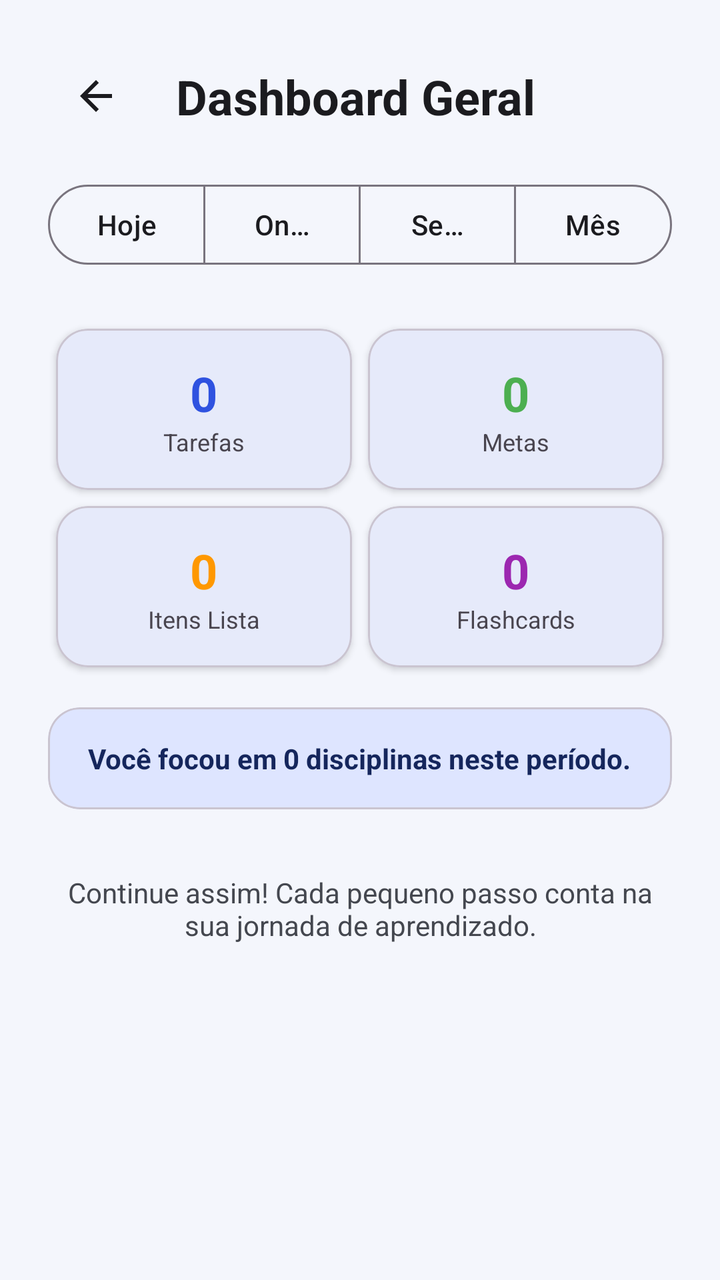
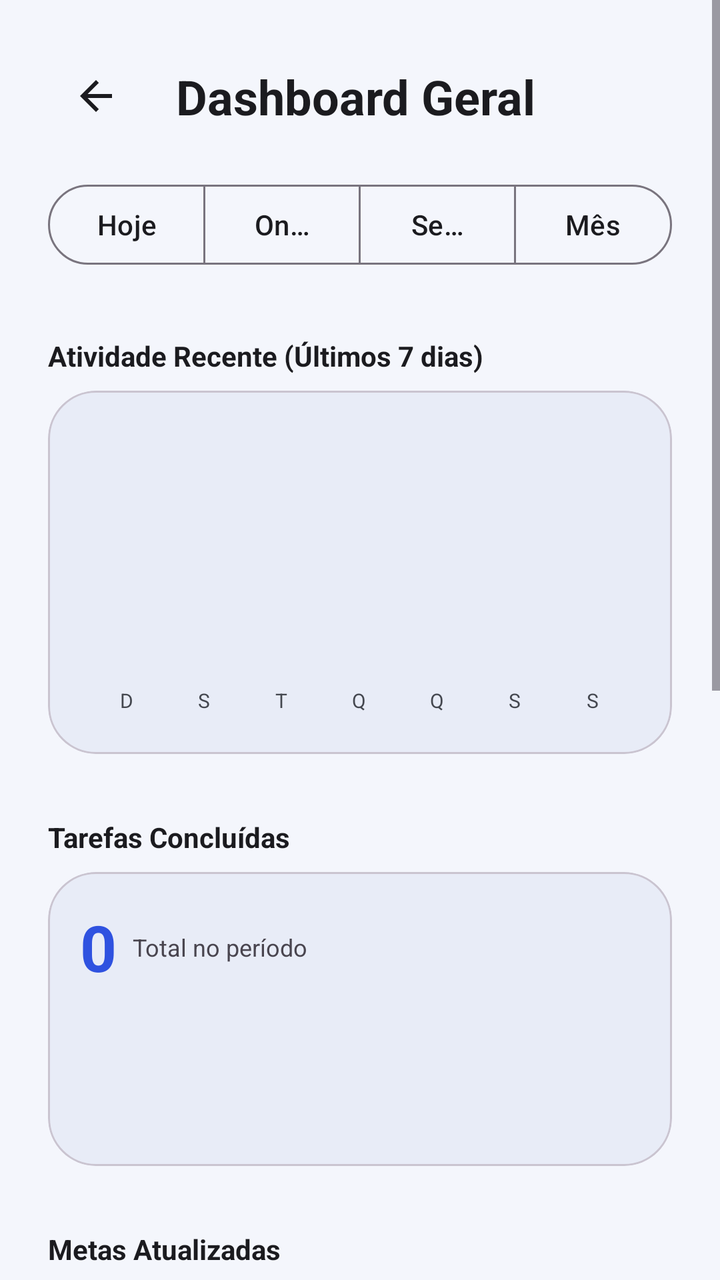

An Android layout rendered at two revisions. The XML below is the earlier revision; the diff shows what the commit changed to produce the second picture.
<!-- AndroidManifest.xml: application theme Theme.StudyFlow -->
<!-- res/layout/fragment_dashboard.xml -->
<?xml version="1.0" encoding="utf-8"?>
<ScrollView xmlns:android="http://schemas.android.com/apk/res/android"
    xmlns:app="http://schemas.android.com/apk/res-auto"
    xmlns:tools="http://schemas.android.com/tools"
    android:layout_width="match_parent"
    android:layout_height="match_parent"
    android:background="?attr/colorSurface"
    android:fillViewport="true">

    <androidx.constraintlayout.widget.ConstraintLayout
        android:layout_width="match_parent"
        android:layout_height="wrap_content"
        android:padding="24dp">

        <ImageButton
            android:id="@+id/btnVoltarDashboard"
            android:layout_width="48dp"
            android:layout_height="48dp"
            android:background="?attr/selectableItemBackgroundBorderless"
            android:src="@drawable/seta_voltar"
            app:layout_constraintStart_toStartOf="parent"
            app:layout_constraintTop_toTopOf="parent"
            app:tint="?attr/colorOnSurface" />

        <TextView
            android:id="@+id/lblTituloDashboard"
            android:layout_width="wrap_content"
            android:layout_height="wrap_content"
            android:layout_marginStart="16dp"
            android:text="Dashboard Geral"
            android:textColor="?attr/colorOnSurface"
            android:textSize="24sp"
            android:textStyle="bold"
            app:layout_constraintBottom_toBottomOf="@+id/btnVoltarDashboard"
            app:layout_constraintStart_toEndOf="@+id/btnVoltarDashboard"
            app:layout_constraintTop_toTopOf="@+id/btnVoltarDashboard" />

        
        <com.google.android.material.button.MaterialButtonToggleGroup
            android:id="@+id/toggleGroupPeriodo"
            android:layout_width="match_parent"
            android:layout_height="wrap_content"
            android:layout_marginTop="24dp"
            app:layout_constraintTop_toBottomOf="@+id/lblTituloDashboard"
            app:singleSelection="true"
            app:selectionRequired="true">

            <Button
                android:id="@+id/btnPeriodoHoje"
                style="?attr/materialButtonOutlinedStyle"
                android:layout_width="0dp"
                android:layout_height="wrap_content"
                android:layout_weight="1"
                android:text="Hoje" />

            <Button
                android:id="@+id/btnPeriodoOntem"
                style="?attr/materialButtonOutlinedStyle"
                android:layout_width="0dp"
                android:layout_height="wrap_content"
                android:layout_weight="1"
                android:text="Ontem" />

            <Button
                android:id="@+id/btnPeriodoSemana"
                style="?attr/materialButtonOutlinedStyle"
                android:layout_width="0dp"
                android:layout_height="wrap_content"
                android:layout_weight="1"
                android:text="Semana" />

            <Button
                android:id="@+id/btnPeriodoMes"
                style="?attr/materialButtonOutlinedStyle"
                android:layout_width="0dp"
                android:layout_height="wrap_content"
                android:layout_weight="1"
                android:text="Mês" />
        </com.google.android.material.button.MaterialButtonToggleGroup>

        
        <GridLayout
            android:id="@+id/gridResumo"
            android:layout_width="match_parent"
            android:layout_height="wrap_content"
            android:layout_marginTop="24dp"
            android:columnCount="2"
            android:rowCount="2"
            app:layout_constraintTop_toBottomOf="@+id/toggleGroupPeriodo">

            
            <com.google.android.material.card.MaterialCardView
                android:layout_width="0dp"
                android:layout_height="wrap_content"
                android:layout_columnWeight="1"
                android:layout_margin="4dp"
                app:cardCornerRadius="16dp"
                app:cardElevation="2dp">
                <LinearLayout
                    android:layout_width="match_parent"
                    android:layout_height="wrap_content"
                    android:orientation="vertical"
                    android:padding="16dp"
                    android:gravity="center">
                    <TextView
                        android:id="@+id/txtCountTarefas"
                        android:layout_width="wrap_content"
                        android:layout_height="wrap_content"
                        android:text="0"
                        android:textSize="24sp"
                        android:textStyle="bold"
                        android:textColor="?attr/colorPrimary" />
                    <TextView
                        android:layout_width="wrap_content"
                        android:layout_height="wrap_content"
                        android:text="Tarefas"
                        android:textSize="12sp" />
                </LinearLayout>
            </com.google.android.material.card.MaterialCardView>

            
            <com.google.android.material.card.MaterialCardView
                android:layout_width="0dp"
                android:layout_height="wrap_content"
                android:layout_columnWeight="1"
                android:layout_margin="4dp"
                app:cardCornerRadius="16dp"
                app:cardElevation="2dp">
                <LinearLayout
                    android:layout_width="match_parent"
                    android:layout_height="wrap_content"
                    android:orientation="vertical"
                    android:padding="16dp"
                    android:gravity="center">
                    <TextView
                        android:id="@+id/txtCountMetas"
                        android:layout_width="wrap_content"
                        android:layout_height="wrap_content"
                        android:text="0"
                        android:textSize="24sp"
                        android:textStyle="bold"
                        android:textColor="#4CAF50" />
                    <TextView
                        android:layout_width="wrap_content"
                        android:layout_height="wrap_content"
                        android:text="Metas"
                        android:textSize="12sp" />
                </LinearLayout>
            </com.google.android.material.card.MaterialCardView>

            
            <com.google.android.material.card.MaterialCardView
                android:layout_width="0dp"
                android:layout_height="wrap_content"
                android:layout_columnWeight="1"
                android:layout_margin="4dp"
                app:cardCornerRadius="16dp"
                app:cardElevation="2dp">
                <LinearLayout
                    android:layout_width="match_parent"
                    android:layout_height="wrap_content"
                    android:orientation="vertical"
                    android:padding="16dp"
                    android:gravity="center">
                    <TextView
                        android:id="@+id/txtCountChecklists"
                        android:layout_width="wrap_content"
                        android:layout_height="wrap_content"
                        android:text="0"
                        android:textSize="24sp"
                        android:textStyle="bold"
                        android:textColor="#FF9800" />
                    <TextView
                        android:layout_width="wrap_content"
                        android:layout_height="wrap_content"
                        android:text="Itens Lista"
                        android:textSize="12sp" />
                </LinearLayout>
            </com.google.android.material.card.MaterialCardView>

            
            <com.google.android.material.card.MaterialCardView
                android:layout_width="0dp"
                android:layout_height="wrap_content"
                android:layout_columnWeight="1"
                android:layout_margin="4dp"
                app:cardCornerRadius="16dp"
                app:cardElevation="2dp">
                <LinearLayout
                    android:layout_width="match_parent"
                    android:layout_height="wrap_content"
                    android:orientation="vertical"
                    android:padding="16dp"
                    android:gravity="center">
                    <TextView
                        android:id="@+id/txtCountFlashcards"
                        android:layout_width="wrap_content"
                        android:layout_height="wrap_content"
                        android:text="0"
                        android:textSize="24sp"
                        android:textStyle="bold"
                        android:textColor="#9C27B0" />
                    <TextView
                        android:layout_width="wrap_content"
                        android:layout_height="wrap_content"
                        android:text="Flashcards"
                        android:textSize="12sp" />
                </LinearLayout>
            </com.google.android.material.card.MaterialCardView>
        </GridLayout>

        
        <com.google.android.material.card.MaterialCardView
            android:id="@+id/cardTotalMaterias"
            android:layout_width="match_parent"
            android:layout_height="wrap_content"
            android:layout_marginTop="16dp"
            app:cardCornerRadius="16dp"
            app:cardElevation="0dp"
            app:cardBackgroundColor="?attr/colorSecondaryContainer"
            app:layout_constraintTop_toBottomOf="@+id/gridResumo">
            <LinearLayout
                android:layout_width="match_parent"
                android:layout_height="wrap_content"
                android:padding="16dp"
                android:gravity="center">
                <TextView
                    android:id="@+id/txtMateriasEstudadas"
                    android:layout_width="wrap_content"
                    android:layout_height="wrap_content"
                    android:text="Você focou em 0 disciplinas neste período."
                    android:textColor="?attr/colorOnSecondaryContainer"
                    android:textStyle="bold" />
            </LinearLayout>
        </com.google.android.material.card.MaterialCardView>

        
        <TextView
            android:id="@+id/txtMensagemMotivacional"
            android:layout_width="match_parent"
            android:layout_height="wrap_content"
            android:layout_marginTop="32dp"
            android:gravity="center"
            android:text="Continue assim! Cada pequeno passo conta na sua jornada de aprendizado."
            android:textColor="?attr/colorOnSurfaceVariant"
            android:textSize="14sp"
            android:fontStyle="italic"
            app:layout_constraintTop_toBottomOf="@+id/cardTotalMaterias" />

    </androidx.constraintlayout.widget.ConstraintLayout>
</ScrollView>
<!-- resources referenced by this layout -->
<resources>
  <!-- drawable seta_voltar (drawable) -->
  <vector xmlns:android="http://schemas.android.com/apk/res/android" android:autoMirrored="true" android:height="24dp" android:tint="#000000" android:viewportHeight="24" android:viewportWidth="24" android:width="24dp">
        
      <path android:fillColor="?attr/colorOutline" android:pathData="M20,11H7.83l5.59,-5.59L12,4l-8,8 8,8 1.41,-1.41L7.83,13H20v-2z"/>
      
  </vector>
  <style name="Theme.StudyFlow" parent="Base.Theme.StudyFlow" />
  <style name="Base.Theme.StudyFlow" parent="Theme.Material3.DayNight.NoActionBar">
          
          <item name="colorPrimary">@color/primary</item>
          <item name="colorOnPrimary">@color/onPrimary</item>
          <item name="colorPrimaryContainer">@color/primaryContainer</item>
          <item name="colorOnPrimaryContainer">@color/onPrimaryContainer</item>
  
          
          <item name="colorSecondary">@color/secondary</item>
          <item name="colorOnSecondary">@color/onSecondary</item>
          <item name="colorSecondaryContainer">@color/secondaryContainer</item>
          <item name="colorOnSecondaryContainer">@color/onSecondaryContainer</item>
  
          
          <item name="android:windowBackground">@color/background</item>
          <item name="colorSurface">@color/surface</item>
          <item name="colorOnSurface">@color/onSurface</item>
          <item name="colorSurfaceVariant">@color/surfaceVariant</item>
          <item name="colorOnSurfaceVariant">@color/onSurfaceVariant</item>
  
          
          <item name="android:statusBarColor">?attr/colorSurface</item>
          <item name="android:windowLightStatusBar">true</item>
      </style>
  <color name="primary">#2F52E0</color>
  <color name="onPrimary">#FFFFFF</color>
  <color name="primaryContainer">#DCE5FF</color>
  <color name="onPrimaryContainer">#102A73</color>
  <color name="secondary">#5468A9</color>
  <color name="onSecondary">#FFFFFF</color>
  <color name="secondaryContainer">#DEE5FF</color>
  <color name="onSecondaryContainer">#15265C</color>
  <color name="background">#F4F6FC</color>
  <color name="surface">#F4F6FC</color>
  <color name="onSurface">#1B1B1F</color>
  <color name="surfaceVariant">#E8ECF7</color>
  <color name="onSurfaceVariant">#44474F</color>
</resources>

<!-- the commit's change to res/layout/fragment_dashboard.xml (unified diff, before → after) -->
@@ -79,146 +79,284 @@
         </com.google.android.material.button.MaterialButtonToggleGroup>
 
         
-        <GridLayout
-            android:id="@+id/gridResumo"
-            android:layout_width="match_parent"
-            android:layout_height="wrap_content"
-            android:layout_marginTop="24dp"
-            android:columnCount="2"
-            android:rowCount="2"
-            app:layout_constraintTop_toBottomOf="@+id/toggleGroupPeriodo">
-
-            
-            <com.google.android.material.card.MaterialCardView
-                android:layout_width="0dp"
-                android:layout_height="wrap_content"
-                android:layout_columnWeight="1"
-                android:layout_margin="4dp"
-                app:cardCornerRadius="16dp"
-                app:cardElevation="2dp">
-                <LinearLayout
-                    android:layout_width="match_parent"
-                    android:layout_height="wrap_content"
-                    android:orientation="vertical"
-                    android:padding="16dp"
-                    android:gravity="center">
+        <TextView
+            android:id="@+id/lblAtividadeGeral"
+            android:layout_width="wrap_content"
+            android:layout_height="wrap_content"
+            android:layout_marginTop="32dp"
+            android:text="Atividade Recente (Últimos 7 dias)"
+            android:textStyle="bold"
+            android:textColor="?attr/colorOnSurface"
+            app:layout_constraintStart_toStartOf="parent"
+            app:layout_constraintTop_toBottomOf="@+id/toggleGroupPeriodo" />
+
+        <com.google.android.material.card.MaterialCardView
+            android:id="@+id/cardGraficoAtividade"
+            android:layout_width="match_parent"
+            android:layout_height="wrap_content"
+            android:layout_marginTop="8dp"
+            app:cardCornerRadius="24dp"
+            app:cardElevation="0dp"
+            app:cardBackgroundColor="?attr/colorSurfaceVariant"
+            app:layout_constraintTop_toBottomOf="@+id/lblAtividadeGeral">
+
+            <LinearLayout
+                android:layout_width="match_parent"
+                android:layout_height="wrap_content"
+                android:orientation="vertical"
+                android:padding="20dp">
+
+                <LinearLayout
+                    android:id="@+id/layoutCargaSemanaGeral"
+                    android:layout_width="match_parent"
+                    android:layout_height="120dp"
+                    android:gravity="bottom"
+                    android:orientation="horizontal"
+                    android:weightSum="7" />
+
+                <LinearLayout
+                    android:layout_width="match_parent"
+                    android:layout_height="wrap_content"
+                    android:layout_marginTop="8dp"
+                    android:orientation="horizontal"
+                    android:weightSum="7">
+                    <TextView style="@style/DayStatsLabel" android:text="D" />
+                    <TextView style="@style/DayStatsLabel" android:text="S" />
+                    <TextView style="@style/DayStatsLabel" android:text="T" />
+                    <TextView style="@style/DayStatsLabel" android:text="Q" />
+                    <TextView style="@style/DayStatsLabel" android:text="Q" />
+                    <TextView style="@style/DayStatsLabel" android:text="S" />
+                    <TextView style="@style/DayStatsLabel" android:text="S" />
+                </LinearLayout>
+            </LinearLayout>
+        </com.google.android.material.card.MaterialCardView>
+
+        
+        <TextView
+            android:id="@+id/lblTarefasStats"
+            android:layout_width="wrap_content"
+            android:layout_height="wrap_content"
+            android:layout_marginTop="32dp"
+            android:text="Tarefas Concluídas"
+            android:textStyle="bold"
+            android:textColor="?attr/colorOnSurface"
+            app:layout_constraintStart_toStartOf="parent"
+            app:layout_constraintTop_toBottomOf="@+id/cardGraficoAtividade" />
+
+        <com.google.android.material.card.MaterialCardView
+            android:id="@+id/cardTarefasStats"
+            android:layout_width="match_parent"
+            android:layout_height="wrap_content"
+            android:layout_marginTop="8dp"
+            app:cardCornerRadius="24dp"
+            app:cardElevation="0dp"
+            app:cardBackgroundColor="?attr/colorSurfaceVariant"
+            app:layout_constraintTop_toBottomOf="@+id/lblTarefasStats">
+
+            <LinearLayout
+                android:layout_width="match_parent"
+                android:layout_height="wrap_content"
+                android:orientation="vertical"
+                android:padding="16dp">
+
+                <LinearLayout
+                    android:layout_width="match_parent"
+                    android:layout_height="wrap_content"
+                    android:orientation="horizontal"
+                    android:gravity="center_vertical">
                     <TextView
                         android:id="@+id/txtCountTarefas"
                         android:layout_width="wrap_content"
                         android:layout_height="wrap_content"
                         android:text="0"
-                        android:textSize="24sp"
+                        android:textSize="32sp"
                         android:textStyle="bold"
                         android:textColor="?attr/colorPrimary" />
                     <TextView
                         android:layout_width="wrap_content"
                         android:layout_height="wrap_content"
-                        android:text="Tarefas"
+                        android:layout_marginStart="8dp"
+                        android:text="Total no período"
                         android:textSize="12sp" />
                 </LinearLayout>
-            </com.google.android.material.card.MaterialCardView>
-
-            
-            <com.google.android.material.card.MaterialCardView
-                android:layout_width="0dp"
-                android:layout_height="wrap_content"
-                android:layout_columnWeight="1"
-                android:layout_margin="4dp"
-                app:cardCornerRadius="16dp"
-                app:cardElevation="2dp">
-                <LinearLayout
-                    android:layout_width="match_parent"
-                    android:layout_height="wrap_content"
-                    android:orientation="vertical"
-                    android:padding="16dp"
-                    android:gravity="center">
+
+                <LinearLayout
+                    android:id="@+id/layoutCargaTarefas"
+                    android:layout_width="match_parent"
+                    android:layout_height="60dp"
+                    android:layout_marginTop="12dp"
+                    android:gravity="bottom"
+                    android:orientation="horizontal"
+                    android:weightSum="7" />
+            </LinearLayout>
+        </com.google.android.material.card.MaterialCardView>
+
+        
+        <TextView
+            android:id="@+id/lblMetasStats"
+            android:layout_width="wrap_content"
+            android:layout_height="wrap_content"
+            android:layout_marginTop="32dp"
+            android:text="Metas Atualizadas"
+            android:textStyle="bold"
+            android:textColor="?attr/colorOnSurface"
+            app:layout_constraintStart_toStartOf="parent"
+            app:layout_constraintTop_toBottomOf="@+id/cardTarefasStats" />
+
+        <com.google.android.material.card.MaterialCardView
+            android:id="@+id/cardMetasStats"
+            android:layout_width="match_parent"
+            android:layout_height="wrap_content"
+            android:layout_marginTop="8dp"
+            app:cardCornerRadius="24dp"
+            app:cardElevation="0dp"
+            app:cardBackgroundColor="?attr/colorSurfaceVariant"
+            app:layout_constraintTop_toBottomOf="@+id/lblMetasStats">
+
+            <LinearLayout
+                android:layout_width="match_parent"
+                android:layout_height="wrap_content"
+                android:orientation="vertical"
+                android:padding="16dp">
+
+                <LinearLayout
+                    android:layout_width="match_parent"
+                    android:layout_height="wrap_content"
+                    android:orientation="horizontal"
+                    android:gravity="center_vertical">
                     <TextView
                         android:id="@+id/txtCountMetas"
                         android:layout_width="wrap_content"
                         android:layout_height="wrap_content"
                         android:text="0"
-                        android:textSize="24sp"
+                        android:textSize="32sp"
                         android:textStyle="bold"
                         android:textColor="#4CAF50" />
                     <TextView
                         android:layout_width="wrap_content"
                         android:layout_height="wrap_content"
-                        android:text="Metas"
+                        android:layout_marginStart="8dp"
+                        android:text="Total no período"
                         android:textSize="12sp" />
                 </LinearLayout>
-            </com.google.android.material.card.MaterialCardView>
-
-            
-            <com.google.android.material.card.MaterialCardView
-                android:layout_width="0dp"
-                android:layout_height="wrap_content"
-                android:layout_columnWeight="1"
-                android:layout_margin="4dp"
-                app:cardCornerRadius="16dp"
-                app:cardElevation="2dp">
-                <LinearLayout
-                    android:layout_width="match_parent"
-                    android:layout_height="wrap_content"
-                    android:orientation="vertical"
-                    android:padding="16dp"
-                    android:gravity="center">
-                    <TextView
-                        android:id="@+id/txtCountChecklists"
+
+                <LinearLayout
+                    android:id="@+id/layoutCargaMetas"
+                    android:layout_width="match_parent"
+                    android:layout_height="60dp"
+                    android:layout_marginTop="12dp"
+                    android:gravity="bottom"
+                    android:orientation="horizontal"
+                    android:weightSum="7" />
+            </LinearLayout>
+        </com.google.android.material.card.MaterialCardView>
+
+        
+        <TextView
+            android:id="@+id/lblFlashcardsStats"
+            android:layout_width="wrap_content"
+            android:layout_height="wrap_content"
+            android:layout_marginTop="32dp"
+            android:text="Flashcards e Disciplinas"
+            android:textStyle="bold"
+            android:textColor="?attr/colorOnSurface"
+            app:layout_constraintStart_toStartOf="parent"
+            app:layout_constraintTop_toBottomOf="@+id/cardMetasStats" />
+
+
+        <com.google.android.material.card.MaterialCardView
+            android:id="@+id/cardFlashcardsStats"
+            android:layout_width="match_parent"
+            android:layout_height="wrap_content"
+            android:layout_marginTop="8dp"
+            app:cardCornerRadius="24dp"
+            app:cardElevation="0dp"
+            app:cardBackgroundColor="?attr/colorSurfaceVariant"
+            app:layout_constraintTop_toBottomOf="@+id/lblFlashcardsStats">
+
+            <LinearLayout
+                android:layout_width="match_parent"
+                android:layout_height="wrap_content"
+                android:orientation="vertical"
+                android:padding="20dp">
+
+                <LinearLayout
+                    android:layout_width="match_parent"
+                    android:layout_height="wrap_content"
+                    android:orientation="horizontal"
+                    android:gravity="center_vertical">
+                    <TextView
+                        android:id="@+id/txtCountFlashcards"
                         android:layout_width="wrap_content"
                         android:layout_height="wrap_content"
                         android:text="0"
-                        android:textSize="24sp"
+                        android:textSize="32sp"
                         android:textStyle="bold"
-                        android:textColor="#FF9800" />
-                    <TextView
-                        android:layout_width="wrap_content"
-                        android:layout_height="wrap_content"
-                        android:text="Itens Lista"
+                        android:textColor="#9C27B0" />
+                    <TextView
+                        android:layout_width="wrap_content"
+                        android:layout_height="wrap_content"
+                        android:layout_marginStart="8dp"
+                        android:text="Cards Estudados"
                         android:textSize="12sp" />
                 </LinearLayout>
-            </com.google.android.material.card.MaterialCardView>
-
-            
-            <com.google.android.material.card.MaterialCardView
-                android:layout_width="0dp"
-                android:layout_height="wrap_content"
-                android:layout_columnWeight="1"
-                android:layout_margin="4dp"
-                app:cardCornerRadius="16dp"
-                app:cardElevation="2dp">
-                <LinearLayout
-                    android:layout_width="match_parent"
-                    android:layout_height="wrap_content"
-                    android:orientation="vertical"
-                    android:padding="16dp"
-                    android:gravity="center">
-                    <TextView
-                        android:id="@+id/txtCountFlashcards"
-                        android:layout_width="wrap_content"
-                        android:layout_height="wrap_content"
-                        android:text="0"
-                        android:textSize="24sp"
-                        android:textStyle="bold"
-                        android:textColor="#9C27B0" />
-                    <TextView
-                        android:layout_width="wrap_content"
-                        android:layout_height="wrap_content"
-                        android:text="Flashcards"
-                        android:textSize="12sp" />
-                </LinearLayout>
-            </com.google.android.material.card.MaterialCardView>
-        </GridLayout>
+
+                <TextView
+                    android:layout_width="wrap_content"
+                    android:layout_height="wrap_content"
+                    android:layout_marginTop="16dp"
+                    android:text="Domínio Total"
+                    android:textStyle="bold"
+                    android:textSize="14sp" />
+
+                <com.google.android.material.progressindicator.LinearProgressIndicator
+                    android:id="@+id/progressGeralFlash"
+                    android:layout_width="match_parent"
+                    android:layout_height="wrap_content"
+                    android:layout_marginTop="12dp"
+                    app:indicatorColor="?attr/colorPrimary"
+                    app:trackThickness="10dp"
+                    app:trackCornerRadius="5dp"
+                    android:progress="0" />
+
+                <TextView
+                    android:id="@+id/txtPercentualFlash"
+                    android:layout_width="wrap_content"
+                    android:layout_height="wrap_content"
+                    android:layout_marginTop="4dp"
+                    android:layout_gravity="end"
+                    android:text="0%"
+                    android:textStyle="bold"
+                    android:textColor="?attr/colorPrimary" />
+
+                <TextView
+                    android:layout_width="wrap_content"
+                    android:layout_height="wrap_content"
+                    android:layout_marginTop="16dp"
+                    android:text="Desempenho por Matéria"
+                    android:textStyle="bold"
+                    android:textSize="12sp"
+                    android:alpha="0.7" />
+
+                <LinearLayout
+                    android:id="@+id/layoutMateriasDashboard"
+                    android:layout_width="match_parent"
+                    android:layout_height="wrap_content"
+                    android:layout_marginTop="12dp"
+                    android:orientation="vertical" />
+            </LinearLayout>
+        </com.google.android.material.card.MaterialCardView>
 
         
         <com.google.android.material.card.MaterialCardView
             android:id="@+id/cardTotalMaterias"
             android:layout_width="match_parent"
             android:layout_height="wrap_content"
-            android:layout_marginTop="16dp"
+            android:layout_marginTop="24dp"
             app:cardCornerRadius="16dp"
             app:cardElevation="0dp"
             app:cardBackgroundColor="?attr/colorSecondaryContainer"
-            app:layout_constraintTop_toBottomOf="@+id/gridResumo">
+            app:layout_constraintTop_toBottomOf="@+id/cardFlashcardsStats">
             <LinearLayout
                 android:layout_width="match_parent"
                 android:layout_height="wrap_content"
@@ -234,18 +372,11 @@
             </LinearLayout>
         </com.google.android.material.card.MaterialCardView>
 
-        
-        <TextView
-            android:id="@+id/txtMensagemMotivacional"
-            android:layout_width="match_parent"
-            android:layout_height="wrap_content"
-            android:layout_marginTop="32dp"
-            android:gravity="center"
-            android:text="Continue assim! Cada pequeno passo conta na sua jornada de aprendizado."
-            android:textColor="?attr/colorOnSurfaceVariant"
-            android:textSize="14sp"
-            android:fontStyle="italic"
+        <View
+            android:layout_width="match_parent"
+            android:layout_height="32dp"
             app:layout_constraintTop_toBottomOf="@+id/cardTotalMaterias" />
+
 
     </androidx.constraintlayout.widget.ConstraintLayout>
 </ScrollView>
<!-- resource entries referenced after the edit -->
@@ -6,6 +6,14 @@
       <path android:fillColor="?attr/colorOutline" android:pathData="M20,11H7.83l5.59,-5.59L12,4l-8,8 8,8 1.41,-1.41L7.83,13H20v-2z"/>
       
   </vector>
+  <style name="DayStatsLabel">
+          <item name="android:layout_width">0dp</item>
+          <item name="android:layout_height">wrap_content</item>
+          <item name="android:layout_weight">1</item>
+          <item name="android:gravity">center</item>
+          <item name="android:textSize">10sp</item>
+          <item name="android:textColor">?attr/colorOnSurfaceVariant</item>
+      </style>
   <style name="Theme.StudyFlow" parent="Base.Theme.StudyFlow" />
   <style name="Base.Theme.StudyFlow" parent="Theme.Material3.DayNight.NoActionBar">
           
